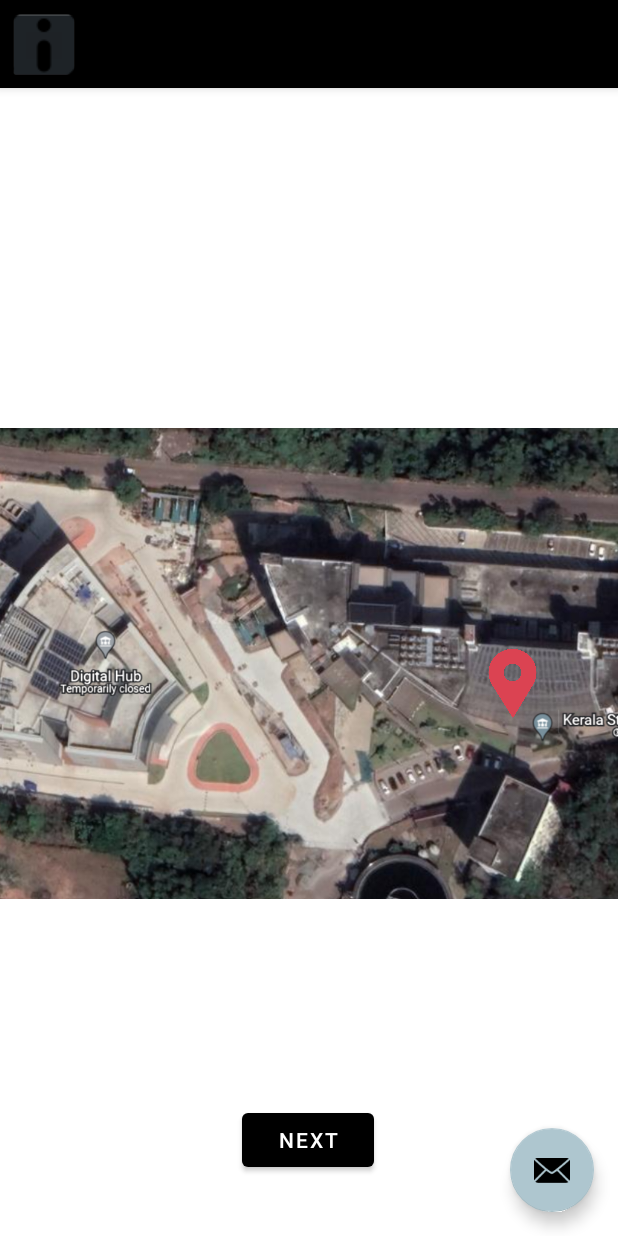
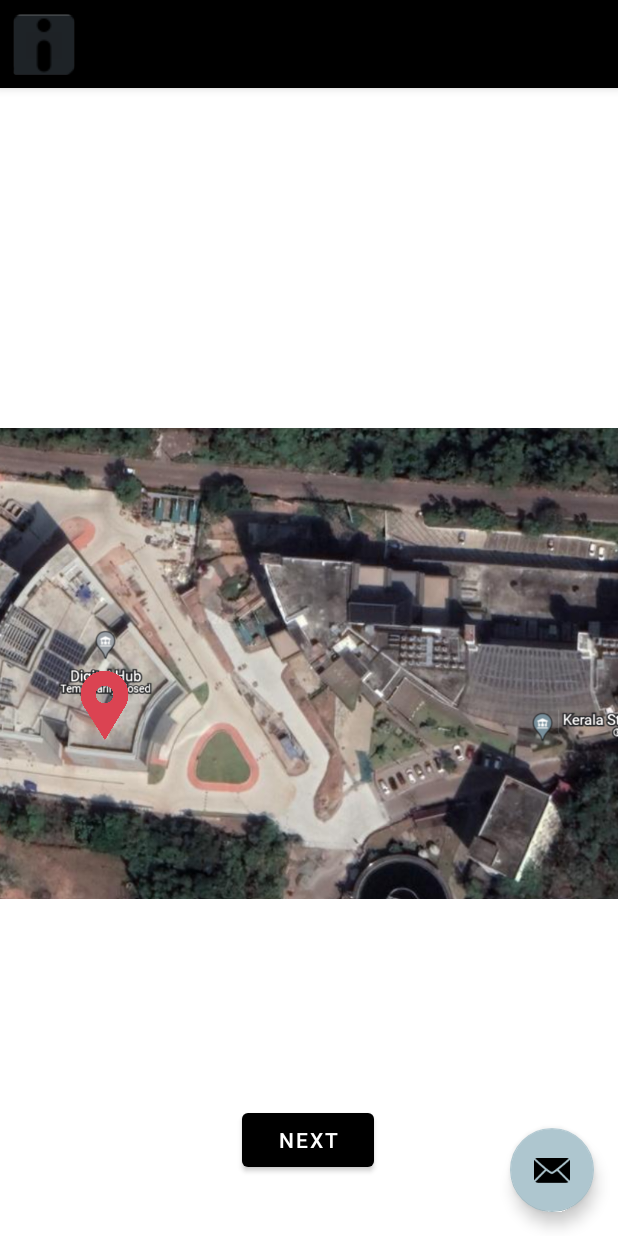
Before and after one commit to jazzirHussain/KSUM_Event_mapping, an Android app: the EventActivity screen opened directly, with no data from a screen before it, after a tap on "Youth Leadership Summit", on a phone screen of 412 x 824 dp. Run offline under Robolectric (Android 15) with nearby library versions, the phone set to English and light mode, and no system bars; 1 other tap on this screen came first.

Commit message:
final fix

```diff
--- a/app/src/main/java/com/example/ksumeventmapping/CourseModal.java
+++ b/app/src/main/java/com/example/ksumeventmapping/CourseModal.java
@@ -8,6 +8,7 @@ public class CourseModal implements Parcelable {
     private String desc;
     private String time;
     private String room;
+    private int building;
     private int id;
 
 
@@ -20,6 +21,7 @@ public class CourseModal implements Parcelable {
         desc = in.readString();
         time = in.readString();
         room = in.readString();
+        building = in.readInt();
         id = in.readInt();
     }
 
@@ -64,6 +66,10 @@ public class CourseModal implements Parcelable {
         return room;
     }
 
+    public int getBuilding() {
+        return building;
+    }
+
     public void setRoom(String room) {
         this.room = room;
     }
@@ -77,11 +83,12 @@ public class CourseModal implements Parcelable {
     }
 
     // constructor
-    public CourseModal(String name, String courseDuration, String time, String room) {
+    public CourseModal(String name, String courseDuration, String time, String room, int building) {
         this.name = name;
         this.desc = courseDuration;
         this.time = time;
         this.room = room;
+        this.building = building;
     }
 
     @Override
@@ -95,6 +102,8 @@ public class CourseModal implements Parcelable {
         dest.writeString(desc);
         dest.writeString(time);
         dest.writeString(room);
+        dest.writeInt(building);
         dest.writeInt(id);
+
     }
 }
--- a/app/src/main/java/com/example/ksumeventmapping/DataBaseHelper.java
+++ b/app/src/main/java/com/example/ksumeventmapping/DataBaseHelper.java
@@ -39,10 +39,10 @@ public class DataBaseHelper extends SQLiteOpenHelper
             + event_name +" VARCHAR(50) not null ,"
             + date + " TIMESTAMP NOT NULL , "
             +  fee + " VARCHAR(20) NOT NULL ,"
-            + room_id + " INTEGER ,"
+            + room_id + " VARCHAR(50) ,"
             + desc + " VARCHAR(500),"
             + cor + " INTEGER NOT NULL,"
-            + "FOREIGN KEY("+room_id+") REFERENCES "+table_name2+"(" + room_id + "));";
+            + "FOREIGN KEY("+room_id+") REFERENCES "+table_name2+"(" + room_name + "));";
 //      private static final String CREATE_TABLE_EVENT = "CREATE TABLE IF NOT EXISTS " + table_name1 + "(" + event_id + "INTEGER PRIMARY KEY AUTOINCREMENT ," + event_name +" VARCHAR(50) not null ," + date + " TIMESTAMP NOT NULL , " +  fee + " VARCHAR(20) NOT NULL ," + room_id + "VARCHAR(60) NOT NULL FORIEGN KEY(" + room_id + "), REFERENCES room( " + room_id + " " + desc + " VARCHAR(500)," + cor + " INT NOT NULL );";
 
     private static final String CREATE_TABLE_ROOM = "CREATE TABLE IF NOT EXISTS " + table_name2 + " (" +  room_id + " INTEGER PRIMARY KEY, " +  room_name +" VARCHAR(50) not null, " + building_no + " INTEGER NOT NULL, FOREIGN KEY(" + building_no + ") REFERENCES BUILDING(" + building_no + "));";
@@ -97,6 +97,25 @@ public class DataBaseHelper extends SQLiteOpenHelper
         onCreate(sqLiteDatabase);
     }
 
+    public ArrayList<CourseModal> convertToCourseAll(Cursor cursorCourses){
+        ArrayList<CourseModal> courseModalArrayList = new ArrayList<>();
+        if (cursorCourses.moveToFirst()) {
+            do {
+                // on below line we are adding the data from cursor to our array list.
+                courseModalArrayList.add(new CourseModal(cursorCourses.getString(1),
+                        cursorCourses.getString(5),
+                        cursorCourses.getString(2),
+                        cursorCourses.getString(4),
+                        cursorCourses.getInt(9)
+                ));
+            } while (cursorCourses.moveToNext());
+            // moving our cursor to next.
+        }
+        // at last closing our cursor
+        // and returning our array list.
+        cursorCourses.close();
+        return courseModalArrayList;
+    }
     public ArrayList<CourseModal> convertToCourse(Cursor cursorCourses){
         ArrayList<CourseModal> courseModalArrayList = new ArrayList<>();
         if (cursorCourses.moveToFirst()) {
@@ -105,7 +124,9 @@ public class DataBaseHelper extends SQLiteOpenHelper
                 courseModalArrayList.add(new CourseModal(cursorCourses.getString(1),
                         cursorCourses.getString(5),
                         cursorCourses.getString(2),
-                        cursorCourses.getString(4)));
+                        cursorCourses.getString(4),
+                        1
+                ));
             } while (cursorCourses.moveToNext());
             // moving our cursor to next.
         }
@@ -117,8 +138,8 @@ public class DataBaseHelper extends SQLiteOpenHelper
 
     public ArrayList<CourseModal> getEventData(String name){
         SQLiteDatabase db = this.getReadableDatabase();
-        Cursor cursorCourses = db.rawQuery("SELECT * FROM "+table_name1+" WHERE "+event_name+" = ?;",new String[] {name});
-        return convertToCourse(cursorCourses);
+        Cursor cursorCourses = db.rawQuery("SELECT * FROM "+table_name1+","+table_name2+","+table_name3+" WHERE "+event_name+" = ? AND "+table_name1+"."+room_id+" = "+table_name2+"."+room_name+" AND "+table_name2+"."+building_no+" = "+table_name3+"."+building_no+";",new String[] {name});
+        return convertToCourseAll(cursorCourses);
     }
     public ArrayList<CourseModal> getAllEventData(){
         SQLiteDatabase db = this.getReadableDatabase();
--- a/app/src/main/java/com/example/ksumeventmapping/FirstFragment.java
+++ b/app/src/main/java/com/example/ksumeventmapping/FirstFragment.java
@@ -1,6 +1,7 @@
 package com.example.ksumeventmapping;
 
 import android.os.Bundle;
+import android.util.Log;
 import android.view.LayoutInflater;
 import android.view.View;
 import android.view.ViewGroup;
@@ -11,7 +12,7 @@ import androidx.fragment.app.Fragment;
 import androidx.navigation.fragment.NavHostFragment;
 
 public class FirstFragment extends Fragment {
-    private static ImageView img;
+    private static ImageView img1,img2;
     private int c;
     @Override
     public View onCreateView(
@@ -19,14 +20,30 @@ public class FirstFragment extends Fragment {
             Bundle savedInstanceState
     ) {
         // Inflate the layout for this fragment
+
         return inflater.inflate(R.layout.fragment_first, container, false);
+
+
+
     }
 
     public void onViewCreated(@NonNull View view, Bundle savedInstanceState) {
         super.onViewCreated(view, savedInstanceState);
+        img1 = (ImageView) getView().findViewById(R.id.outsideImageView1);
+        img2 = (ImageView) getView().findViewById(R.id.outsideImageView2);
+        if(getActivity().getIntent().hasExtra("eventData")){
+            MainActivity activity =  (MainActivity) getActivity();
+            CourseModal data = getActivity().getIntent().getParcelableExtra("eventData");
+            Log.d("building","data: "+data.getBuilding());
+            if(data.getBuilding() == 1){
+                img1.setVisibility(View.VISIBLE);
+            }else if(data.getBuilding() == 2){
+                img2.setVisibility(View.VISIBLE);
+            }
 
-        img = (ImageView) getView().findViewById(R.id.outsideImageView);
-        img.setOnClickListener(new View.OnClickListener() {
+        }
+
+        img1.setOnClickListener(new View.OnClickListener() {
             @Override
             public void onClick(View v) {
                 NavHostFragment.findNavController(FirstFragment.this)
--- a/app/src/main/java/com/example/ksumeventmapping/MainActivity.java
+++ b/app/src/main/java/com/example/ksumeventmapping/MainActivity.java
@@ -13,7 +13,6 @@ import android.widget.TextView;
 import android.widget.Toast;
 
 import androidx.appcompat.app.AppCompatActivity;
-import androidx.appcompat.widget.Toolbar;
 
 import com.google.android.material.bottomsheet.BottomSheetDialog;
 import com.google.android.material.floatingactionbutton.FloatingActionButton;
@@ -21,7 +20,7 @@ import com.google.android.material.floatingactionbutton.FloatingActionButton;
 import java.io.Serializable;
 
 public class MainActivity extends AppCompatActivity implements Serializable {
-
+    CourseModal data;
     @Override
     protected void onCreate(Bundle savedInstanceState) {
         super.onCreate(savedInstanceState);
@@ -37,12 +36,13 @@ public class MainActivity extends AppCompatActivity implements Serializable {
                 openNewActivity(dbHelper);
             }
         });
+        data = getIntent().getParcelableExtra("eventData");
 
         ImageButton i_but = findViewById(R.id.info);
         i_but.setOnClickListener(new View.OnClickListener() {
             @Override
             public void onClick(View v) {
-                CourseModal data = getIntent().getParcelableExtra("eventData");
+
                 if(getIntent().hasExtra("eventData")){
 
                     final BottomSheetDialog bottomSheetDialog = new BottomSheetDialog(MainActivity.this);
@@ -96,6 +96,9 @@ public class MainActivity extends AppCompatActivity implements Serializable {
 
         return super.onOptionsItemSelected(item);
     }
+    public CourseModal getActivityData(){
+        return data;
+    }
 
 
 }
--- a/app/src/main/res/layout/fragment_first.xml
+++ b/app/src/main/res/layout/fragment_first.xml
@@ -29,7 +29,7 @@
 
 
     <ImageView
-        android:id="@+id/outsideImageView"
+        android:id="@+id/outsideImageView1"
         android:layout_width="63dp"
         android:layout_height="63dp"
         android:src="@drawable/loc"
@@ -38,7 +38,24 @@
         app:layout_constraintHorizontal_bias="0.89"
         app:layout_constraintStart_toStartOf="parent"
         app:layout_constraintTop_toTopOf="parent"
-        app:layout_constraintVertical_bias="0.52" />
+        app:layout_constraintVertical_bias="0.52"
+        android:visibility="invisible"
+        />
+
+    <ImageView
+        android:id="@+id/outsideImageView2"
+        android:layout_width="63dp"
+        android:layout_height="63dp"
+        android:src="@drawable/loc"
+        android:visibility="invisible"
+        app:layout_constraintBottom_toBottomOf="parent"
+        app:layout_constraintEnd_toEndOf="parent"
+        app:layout_constraintHorizontal_bias="0.109"
+        app:layout_constraintStart_toStartOf="parent"
+        app:layout_constraintTop_toTopOf="parent"
+        app:layout_constraintVertical_bias="0.541"
+
+        />
 
 
 </androidx.constraintlayout.widget.ConstraintLayout>
```
